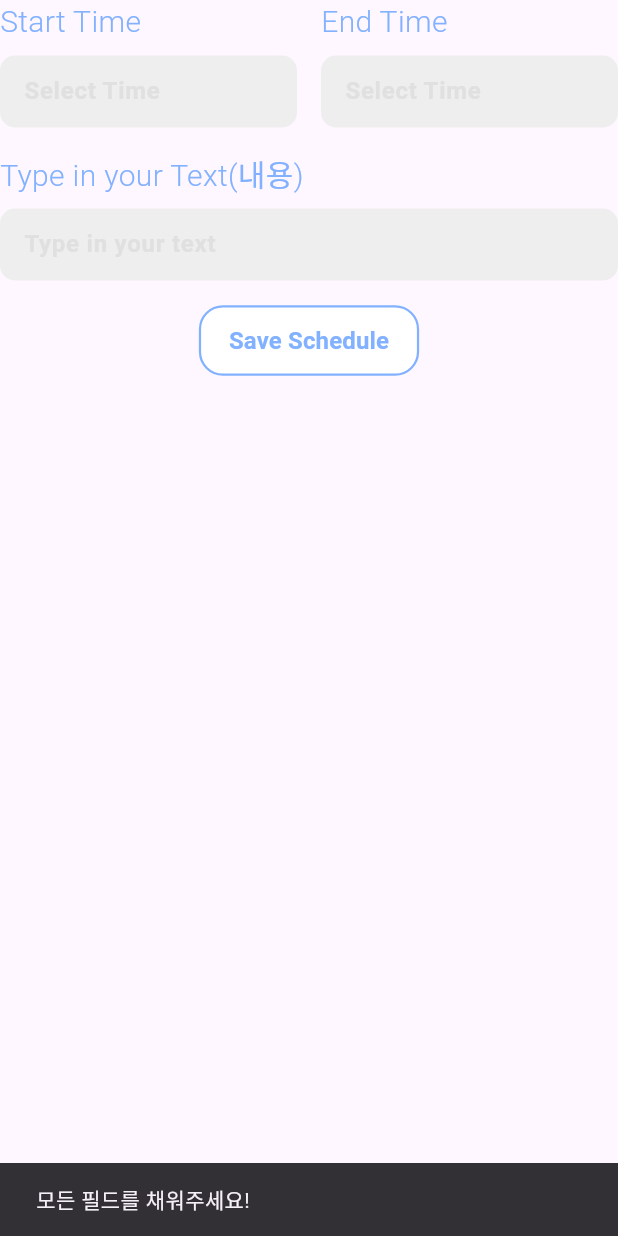
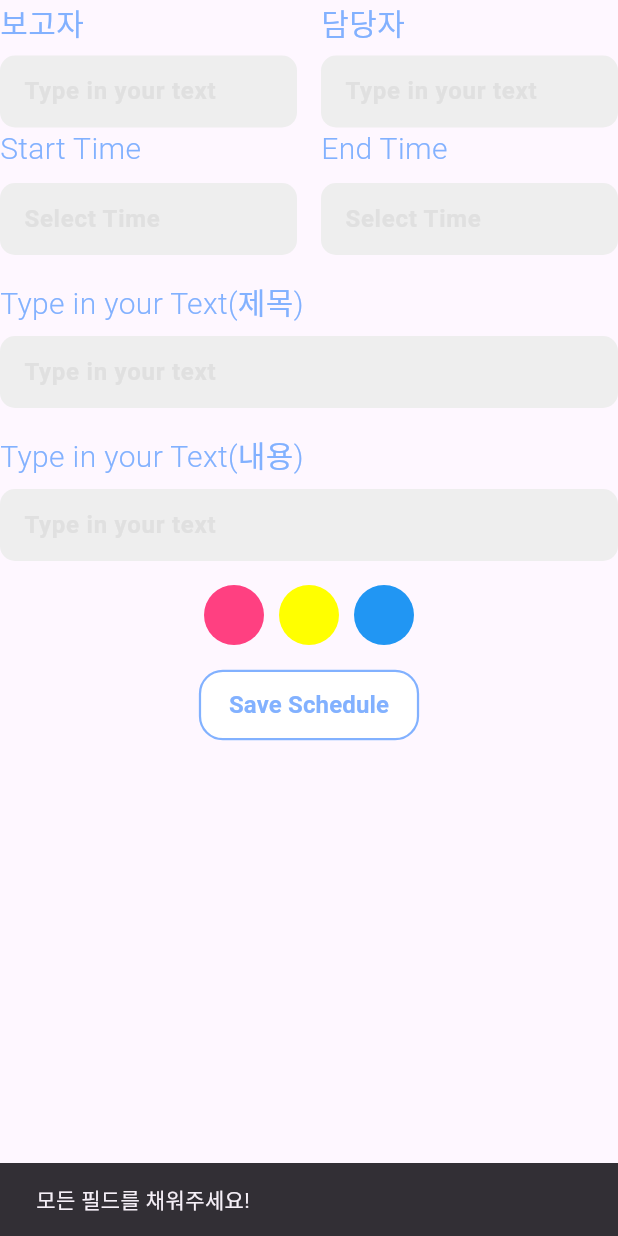
Before and after one commit to daneck99/Mobile_app_dev, a Flutter app: the ScheduleAdd widget shown alone on an empty page, opened directly with empty values, after a tap on "Save Schedule", on a phone screen of 412 x 824 dp. Run offline on Flutter 3.47's test engine with Material 3 defaults, Android fonts, the phone set to English and light mode, and no system bars; our stand-ins replace cloud_firestore, firebase_auth, firebase_core, geolocator, google_maps_flutter, image_picker and 2 more; accounts and stored records are empty.

Commit message:
로컬에서 수정한 캘린더 관련 파일 커밋

```diff
--- /dev/null
+++ b/lib/widgets/calenderPage/color_picker.dart
@@ -0,0 +1,41 @@
+import 'package:flutter/material.dart';
+
+class ColorPicker extends StatelessWidget {
+  final Function(Color) onColorSelected;
+  final Color selectedColor;
+
+  const ColorPicker({super.key, required this.onColorSelected, required this.selectedColor});
+
+  Widget renderColor(Color color, bool isSelected) {
+    return GestureDetector(
+      onTap: () => onColorSelected(color),
+      child: Container(
+        width: 40,
+        height: 40,
+        decoration: BoxDecoration(
+          color: color,
+          shape: BoxShape.circle,
+          border: isSelected
+            ? Border.all(
+            color: Colors.black,
+            width: 3
+          ):null
+        ),
+      ),
+    );
+  }
+
+  @override
+  Widget build(BuildContext context) {
+    return Wrap(
+      spacing: 10,
+      runSpacing: 10,
+      runAlignment: WrapAlignment.start,
+      children: [
+        renderColor(Colors.pinkAccent, selectedColor==Colors.pinkAccent),
+        renderColor(Colors.yellowAccent.shade200, selectedColor==Colors.yellowAccent.shade200),
+        renderColor(Colors.blue, selectedColor==Colors.blue),
+      ],
+    );
+  }
+}
--- a/lib/widgets/calenderPage/custom_text_field.dart
+++ b/lib/widgets/calenderPage/custom_text_field.dart
@@ -2,6 +2,7 @@ import 'package:flutter/material.dart';
 import 'package:flutter/services.dart';
 import '../../style/colors.dart';
 import 'package:security/widgets/calenderPage/time_picker.dart'; // TimePicker import
+
 class CustomTextField extends StatefulWidget {
   final String label;
   final bool isTime;
--- a/lib/widgets/calenderPage/schedule_add.dart
+++ b/lib/widgets/calenderPage/schedule_add.dart
@@ -1,4 +1,5 @@
 import 'package:flutter/material.dart';
+import 'package:security/widgets/calenderPage/color_picker.dart';
 import 'package:security/widgets/calenderPage/custom_text_field.dart';
 import '../../style/colors.dart';
 
@@ -7,17 +8,23 @@ List<Schedule> schedules = [];
 
 class ScheduleAdd extends StatefulWidget {
   final DateTime selectedDate;
+  final Schedule? initialSchedule; // 수정 시 기존 스케줄 데이터를 받음
 
-  const ScheduleAdd({super.key, required this.selectedDate});
+  const ScheduleAdd({super.key, required this.selectedDate, this.initialSchedule});
 
   @override
   State<ScheduleAdd> createState() => _ScheduleAddState();
 }
 
 class _ScheduleAddState extends State<ScheduleAdd> {
+  final _creatorController = TextEditingController();
   final _startTimeController = TextEditingController();
   final _endTimeController = TextEditingController();
   final _contentController = TextEditingController(); // 내용 입력용 컨트롤러
+  final _titleController = TextEditingController();
+  final _assigneeController = TextEditingController();
+  Color _selectedColor = Colors.pinkAccent.shade100; // 기본 선택 색상
+
 
   TimeOfDay? _startTime;
   TimeOfDay? _endTime;
@@ -43,6 +50,38 @@ class _ScheduleAddState extends State<ScheduleAdd> {
       });
     }
   }
+  @override
+  void initState() {
+    super.initState();
+
+    // 수정 모드일 경우 기존 데이터를 초기화
+    if (widget.initialSchedule != null) {
+      final schedule = widget.initialSchedule!;
+      _creatorController.text = ''; // 보고자 (필요시 수정)
+      _assigneeController.text = ''; // 담당자 (필요시 수정)
+      _contentController.text = schedule.content;
+      _selectedColor = Color(schedule.colorID);
+
+      _startTime = TimeOfDay.fromDateTime(schedule.startTime);
+      _endTime = TimeOfDay.fromDateTime(schedule.endTime);
+    } else {
+      _selectedColor = Colors.pinkAccent.shade100; // 기본 색상
+    }
+  }
+
+  @override
+  void didChangeDependencies() {
+    super.didChangeDependencies();
+
+    // 여기서 `BuildContext`를 사용할 수 있음
+    if (widget.initialSchedule != null) {
+      _startTimeController.text =
+          TimeOfDay.fromDateTime(widget.initialSchedule!.startTime).format(context);
+      _endTimeController.text =
+          TimeOfDay.fromDateTime(widget.initialSchedule!.endTime).format(context);
+    }
+  }
+
 
   // 스케줄을 저장하는 함수
   void _saveSchedule() {
@@ -69,19 +108,20 @@ class _ScheduleAddState extends State<ScheduleAdd> {
       _endTime!.minute,
     );
 
-    final newSchedule = Schedule(
-      id: schedules.length + 1,
-      content: _contentController.text,
+    // 새 스케줄 또는 수정된 스케줄 객체 생성
+    final schedule = Schedule(
+      id: widget.initialSchedule?.id ?? schedules.length + 1, // 수정 모드에서는 기존 ID 유지
+      content: _titleController.text, // 제목 저장
       date: widget.selectedDate,
       startTime: startTime,
       endTime: endTime,
-      colorID: 1,
-      createdAt: DateTime.now(),
+      colorID: _selectedColor.value,
+      createdAt: widget.initialSchedule?.createdAt ?? DateTime.now(), // 수정 모드에서는 기존 생성 시간 유지
     );
 
     // 데이터를 pop하여 CalendarPage로 전달
-    Navigator.pop(context, newSchedule);
-    print("스케줄 저장됨: $startTime - $endTime");
+    Navigator.pop(context, schedule);
+    print("스케줄 저장됨: $startTime - $endTime, 색상: $_selectedColor");
   }
 
   @override
@@ -92,6 +132,43 @@ class _ScheduleAddState extends State<ScheduleAdd> {
         child: Column(
           mainAxisSize: MainAxisSize.min, // 필요한 만큼만 공간 사용
           children: [
+            Row(
+              children: [
+                Expanded(
+                  child: CustomTextField(
+                    label: '보고자',
+                    isTime: false,
+                    controller: _creatorController,
+                    onSaved: (value) {
+                      _creatorController.text = value ?? '';
+                    },
+                    validator: (value) {
+                      if (value == null || value.isEmpty) {
+                        return '보고자를 입력하세요';
+                      }
+                      return null;
+                    },
+                  ),
+                ),
+                SizedBox(width: 16),
+                Expanded(
+                  child: CustomTextField(
+                    label: '담당자',
+                    isTime: false,
+                    controller: _assigneeController,
+                    onSaved: (value) {
+                      _assigneeController.text = value ?? '';
+                    },
+                    validator: (value) {
+                      if (value == null || value.isEmpty) {
+                        return '담당자를 입력하세요';
+                      }
+                      return null;
+                    },
+                  ),
+                ),
+              ],
+            ),
             Row(
               children: [
                 Expanded(
@@ -140,6 +217,22 @@ class _ScheduleAddState extends State<ScheduleAdd> {
               ],
             ),
             SizedBox(height: 16),
+            //제목 입력 코드
+            CustomTextField(
+              label: 'Type in your Text(제목)',
+              isTime: false,
+              controller: _titleController,
+              onSaved: (value) {
+                _titleController.text = value ?? '';
+              },
+              validator: (value) {
+                if (value == null || value.isEmpty) {
+                  return '내용을 입력하세요';
+                }
+                return null;
+              },
+            ),
+            SizedBox(height: 16),
             CustomTextField(
               label: 'Type in your Text(내용)',
               isTime: false,
@@ -154,6 +247,16 @@ class _ScheduleAddState extends State<ScheduleAdd> {
                 return null;
               },
             ),
+            SizedBox(height: 16),
+            // priority 설정 코드
+            ColorPicker(
+                selectedColor: _selectedColor,
+                onColorSelected: (color){
+                  setState(() {
+                  _selectedColor = color;
+                  print('Color updated: $color'); // 로그 추가
+              });
+            }),
             SizedBox(height: 16),
             ElevatedButton(
               onPressed: _saveSchedule,
@@ -173,7 +276,8 @@ class _ScheduleAddState extends State<ScheduleAdd> {
                 elevation: 0, // 그림자 제거
               ),
               child: Text(
-                "Save Schedule",
+                widget.initialSchedule == null
+                    ? "Save Schedule" : "Update Schedule",
                 style: TextStyle(
                   color: primaryColor, // 텍스트 색상
                   fontWeight: FontWeight.bold,
@@ -181,7 +285,6 @@ class _ScheduleAddState extends State<ScheduleAdd> {
                 ),
               ),
             ),
-
           ],
         ),
       ),
```
Also changed, not shown: lib/screens/calendar_page.dart (+32 -1 lines), lib/widgets/calenderPage/schedule_card.dart (+12 -5 lines).
